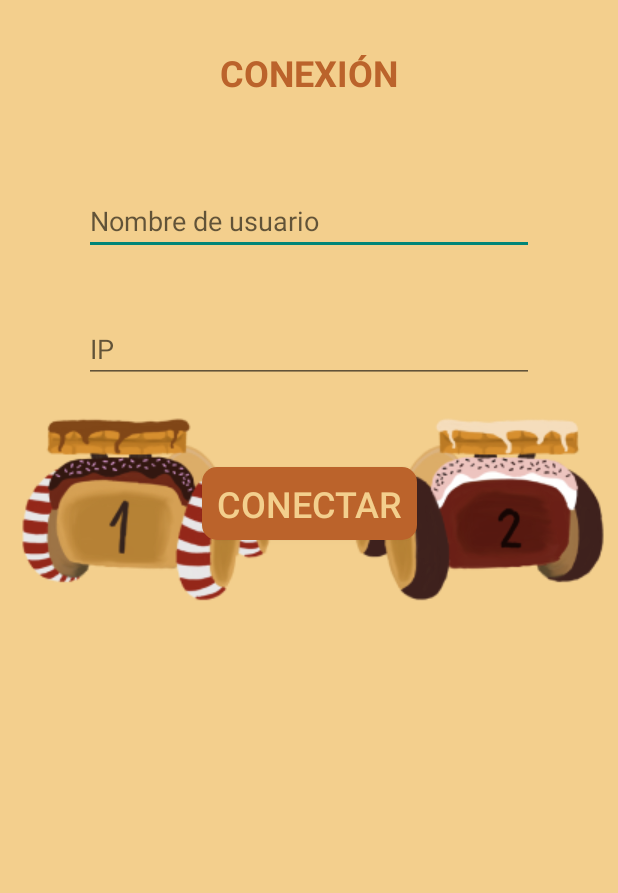
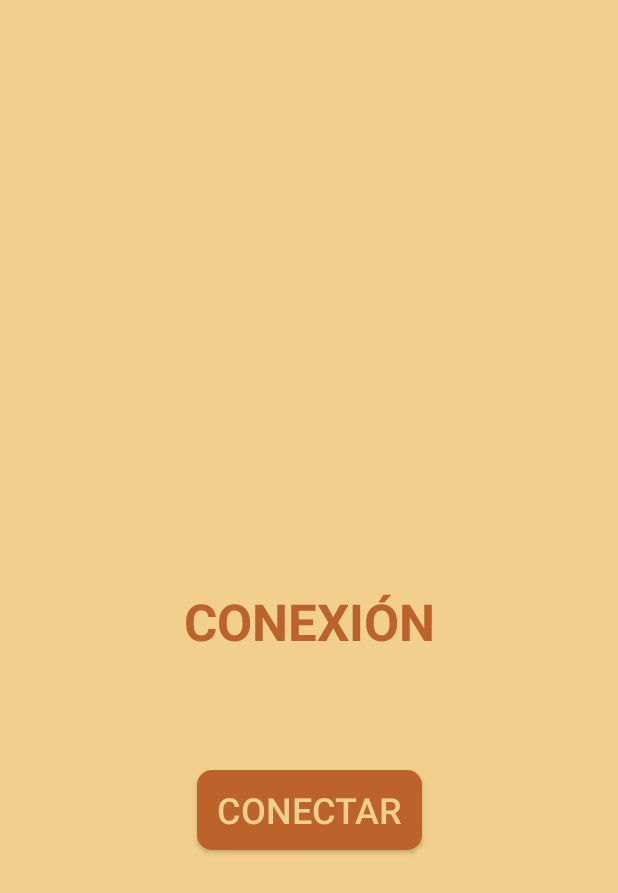
Before and after one commit to LinaPeralta/CandyBattle, an Android app: the Conexion screen opened directly, with no data from a screen before it, on a phone screen of 412 x 824 dp. Shown: the top 893 px of the screen. Run offline under Robolectric (Android 15) with nearby library versions, the phone set to English and light mode, and no system bars.

Commit message:
ahora se escribe el puntaje de los jugadores y cambie unas pantallas

```diff
--- a/app/src/main/java/com/example/candybattle/Conexion.java
+++ b/app/src/main/java/com/example/candybattle/Conexion.java
@@ -20,9 +20,6 @@ public class Conexion extends AppCompatActivity {
         setContentView(R.layout.activity_conexion);
 
         conectarBtn = findViewById(R.id.conectarBtn);
-        nombreTxt = findViewById(R.id.nombreTxt);
-        ipTxt = findViewById(R.id.ipTxt);
-
         tcp= TCPSingleton.getInstance();
 
 
--- a/app/src/main/java/com/example/candybattle/MainActivity.java
+++ b/app/src/main/java/com/example/candybattle/MainActivity.java
@@ -12,6 +12,7 @@ public class MainActivity extends AppCompatActivity {
 
     private Button jugarBtn;
     private TCPSingleton tcp;
+    private String pantalla;
 
     @Override
     protected void onCreate(Bundle savedInstanceState) {
@@ -22,11 +23,13 @@ public class MainActivity extends AppCompatActivity {
 
         tcp= TCPSingleton.getInstance();
 
+        pantalla="cambio";
 
         jugarBtn.setOnClickListener(
                 (v) -> {
 
                     tcp.enviarMensaje("y de que va esto?");
+                    tcp.enviarMensaje(pantalla);
                     Intent main = new Intent( this, Instrucciones.class);
                     startActivity(main);
 
--- a/app/src/main/res/layout/activity_conexion.xml
+++ b/app/src/main/res/layout/activity_conexion.xml
@@ -15,47 +15,24 @@
 
         <TextView
             android:id="@+id/textView"
-            android:layout_width="wrap_content"
-            android:layout_height="wrap_content"
-            android:layout_marginTop="32dp"
+            android:layout_width="0dp"
+            android:layout_height="42dp"
             android:text="CONEXIÓN"
+            android:textAlignment="center"
             android:textColor="#BB632B"
-            android:textSize="24sp"
+            android:textSize="34sp"
             android:textStyle="bold"
+            app:layout_constraintBottom_toBottomOf="parent"
             app:layout_constraintEnd_toEndOf="parent"
             app:layout_constraintHorizontal_bias="0.499"
             app:layout_constraintStart_toStartOf="parent"
             app:layout_constraintTop_toTopOf="parent" />
 
-        <EditText
-            android:id="@+id/nombreTxt"
-            android:layout_width="300dp"
-            android:layout_height="wrap_content"
-            android:layout_marginTop="60dp"
-            android:ems="10"
-            android:hint="Nombre de usuario"
-            android:inputType="textPersonName"
-            app:layout_constraintEnd_toEndOf="parent"
-            app:layout_constraintStart_toStartOf="parent"
-            app:layout_constraintTop_toBottomOf="@+id/textView" />
-
-        <EditText
-            android:id="@+id/ipTxt"
-            android:layout_width="300dp"
-            android:layout_height="wrap_content"
-            android:layout_marginTop="40dp"
-            android:ems="10"
-            android:hint="IP"
-            android:inputType="textPersonName"
-            app:layout_constraintEnd_toEndOf="parent"
-            app:layout_constraintStart_toStartOf="parent"
-            app:layout_constraintTop_toBottomOf="@+id/nombreTxt" />
-
         <Button
             android:id="@+id/conectarBtn"
-            android:layout_width="wrap_content"
-            android:layout_height="wrap_content"
-            android:layout_marginTop="56dp"
+            android:layout_width="150dp"
+            android:layout_height="53dp"
+            android:layout_marginTop="80dp"
             android:background="@drawable/button2"
             android:backgroundTint="#BB632B"
             android:text="Conectar"
@@ -63,29 +40,7 @@
             android:textSize="24sp"
             app:layout_constraintEnd_toEndOf="parent"
             app:layout_constraintStart_toStartOf="parent"
-            app:layout_constraintTop_toBottomOf="@+id/ipTxt" />
-
-        <ImageView
-            android:id="@+id/imageView4"
-            android:layout_width="wrap_content"
-            android:layout_height="wrap_content"
-            android:layout_marginTop="240dp"
-            app:layout_constraintEnd_toEndOf="parent"
-            app:layout_constraintHorizontal_bias="0.05"
-            app:layout_constraintStart_toStartOf="parent"
-            app:layout_constraintTop_toTopOf="parent"
-            app:srcCompat="@drawable/jugador1" />
-
-        <ImageView
-            android:id="@+id/imageView5"
-            android:layout_width="wrap_content"
-            android:layout_height="wrap_content"
-            android:layout_marginTop="240dp"
-            app:layout_constraintEnd_toEndOf="parent"
-            app:layout_constraintHorizontal_bias="0.971"
-            app:layout_constraintStart_toStartOf="parent"
-            app:layout_constraintTop_toTopOf="parent"
-            app:srcCompat="@drawable/jugador2" />
+            app:layout_constraintTop_toBottomOf="@+id/textView" />
 
     </androidx.constraintlayout.widget.ConstraintLayout>
 
```
Also changed, not shown: app/src/main/java/com/example/candybattle/Control.java (+8 -2 lines), app/src/main/java/com/example/candybattle/TCPSingleton.java (+18 -2 lines), app/src/main/res/layout/activity_control.xml (+9 -26 lines), app/src/main/res/layout/activity_finalizar.xml (+6 -53 lines), app/src/main/res/layout/activity_instrucciones.xml (+10 -8 lines), app/src/main/res/layout/activity_main.xml (+7 -9 lines).
